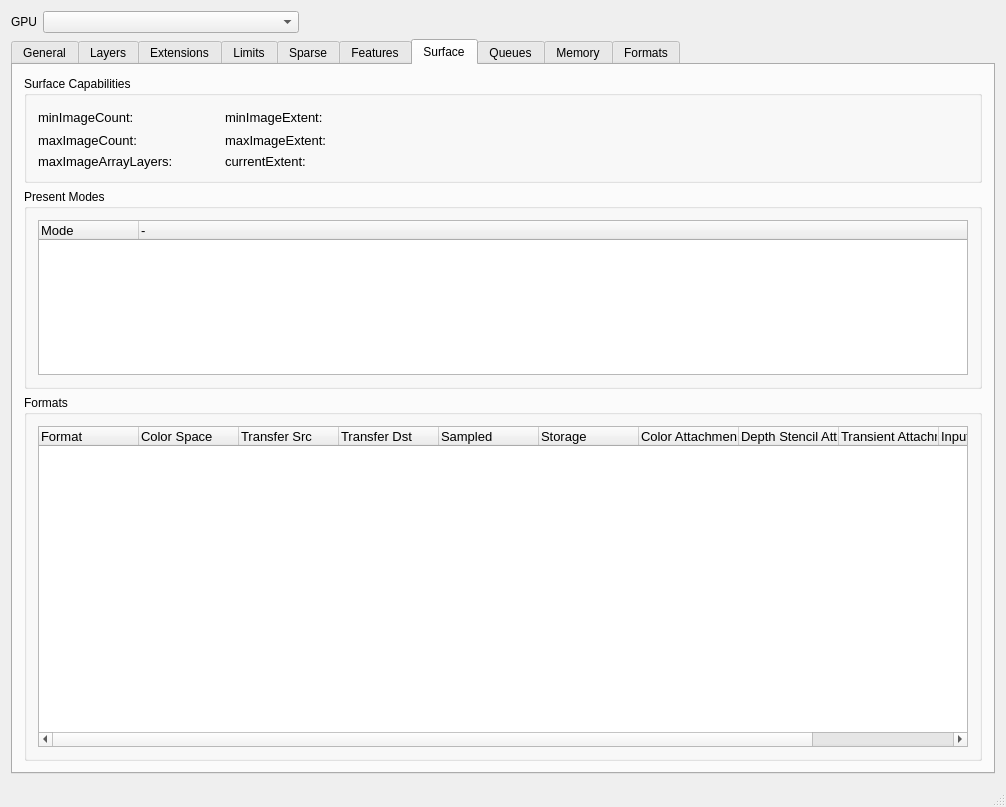
Above: mainwindow.ui from chaoticbob/VulkanInfoViewer before the change. Below: the same form after it.
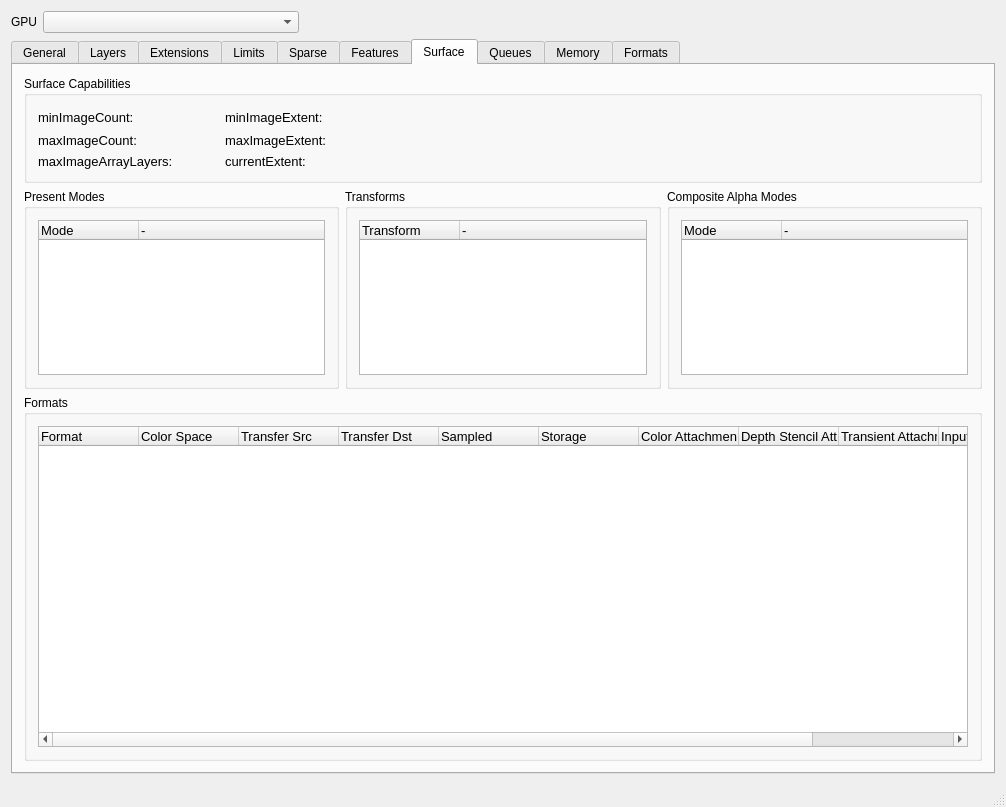
That is the form after the change. The open tabs and pages were chosen to show the change.

Commit message: Added transform and composite alpha to surface panel

Diff of the .ui file:
```diff
--- a/mainwindow.ui
+++ b/mainwindow.ui
@@ -652,9 +652,9 @@
          <attribute name="title">
           <string>Surface</string>
          </attribute>
-         <layout class="QVBoxLayout" name="verticalLayout_16">
+         <layout class="QVBoxLayout" name="verticalLayout_47">
           <item>
-           <layout class="QVBoxLayout" name="verticalLayout_15">
+           <layout class="QVBoxLayout" name="verticalLayout_46">
             <item>
              <widget class="QGroupBox" name="groupBox">
               <property name="title">
@@ -896,6 +896,8 @@
              </widget>
             </item>
             <item>
+             <layout class="QHBoxLayout" name="horizontalLayout_5">
+              <item>
              <widget class="QGroupBox" name="groupBox_3">
               <property name="maximumSize">
                <size>
@@ -919,6 +921,9 @@
                    <property name="alternatingRowColors">
                     <bool>true</bool>
                    </property>
+                     <property name="indentation">
+                      <number>8</number>
+                     </property>
                    <attribute name="headerStretchLastSection">
                     <bool>true</bool>
                    </attribute>
@@ -956,6 +961,128 @@
              </widget>
             </item>
             <item>
+               <widget class="QGroupBox" name="groupBox_7">
+                <property name="maximumSize">
+                 <size>
+                  <width>16777215</width>
+                  <height>200</height>
+                 </size>
+                </property>
+                <property name="title">
+                 <string>Transforms</string>
+                </property>
+                <layout class="QVBoxLayout" name="verticalLayout_16">
+                 <item>
+                  <layout class="QVBoxLayout" name="verticalLayout_15">
+                   <item>
+                    <widget class="QTreeWidget" name="transformsWidget">
+                     <property name="font">
+                      <font>
+                       <pointsize>10</pointsize>
+                      </font>
+                     </property>
+                     <property name="alternatingRowColors">
+                      <bool>true</bool>
+                     </property>
+                     <property name="indentation">
+                      <number>8</number>
+                     </property>
+                     <column>
+                      <property name="text">
+                       <string>Transform</string>
+                      </property>
+                     </column>
+                     <column>
+                      <property name="text">
+                       <string>-</string>
+                      </property>
+                      <property name="background">
+                       <color alpha="0">
+                        <red>0</red>
+                        <green>0</green>
+                        <blue>0</blue>
+                       </color>
+                      </property>
+                      <property name="foreground">
+                       <brush brushstyle="NoBrush">
+                        <color alpha="0">
+                         <red>0</red>
+                         <green>0</green>
+                         <blue>0</blue>
+                        </color>
+                       </brush>
+                      </property>
+                     </column>
+                    </widget>
+                   </item>
+                  </layout>
+                 </item>
+                </layout>
+               </widget>
+              </item>
+              <item>
+               <widget class="QGroupBox" name="groupBox_8">
+                <property name="maximumSize">
+                 <size>
+                  <width>16777215</width>
+                  <height>200</height>
+                 </size>
+                </property>
+                <property name="title">
+                 <string>Composite Alpha Modes</string>
+                </property>
+                <layout class="QVBoxLayout" name="verticalLayout_45">
+                 <item>
+                  <layout class="QVBoxLayout" name="verticalLayout_44">
+                   <item>
+                    <widget class="QTreeWidget" name="compositeAlphaModesWidget">
+                     <property name="font">
+                      <font>
+                       <pointsize>10</pointsize>
+                      </font>
+                     </property>
+                     <property name="alternatingRowColors">
+                      <bool>true</bool>
+                     </property>
+                     <property name="indentation">
+                      <number>8</number>
+                     </property>
+                     <column>
+                      <property name="text">
+                       <string>Mode</string>
+                      </property>
+                     </column>
+                     <column>
+                      <property name="text">
+                       <string>-</string>
+                      </property>
+                      <property name="background">
+                       <color alpha="0">
+                        <red>0</red>
+                        <green>0</green>
+                        <blue>0</blue>
+                       </color>
+                      </property>
+                      <property name="foreground">
+                       <brush brushstyle="NoBrush">
+                        <color alpha="0">
+                         <red>0</red>
+                         <green>0</green>
+                         <blue>0</blue>
+                        </color>
+                       </brush>
+                      </property>
+                     </column>
+                    </widget>
+                   </item>
+                  </layout>
+                 </item>
+                </layout>
+               </widget>
+              </item>
+             </layout>
+            </item>
+            <item>
              <widget class="QGroupBox" name="groupBox_2">
               <property name="sizePolicy">
                <sizepolicy hsizetype="Preferred" vsizetype="Preferred">
```
Left out of the diff: 3 changed lines with no effect on the pictures. Lines whose indentation alone changed are shown as unchanged. The commit also changes 4 other files.
